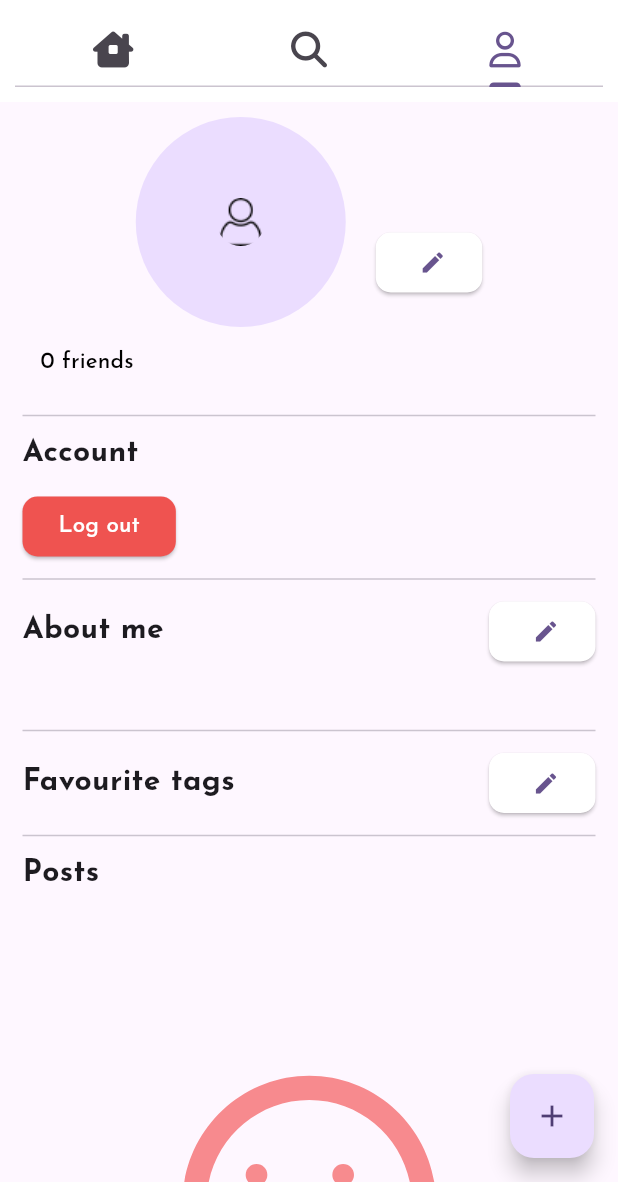
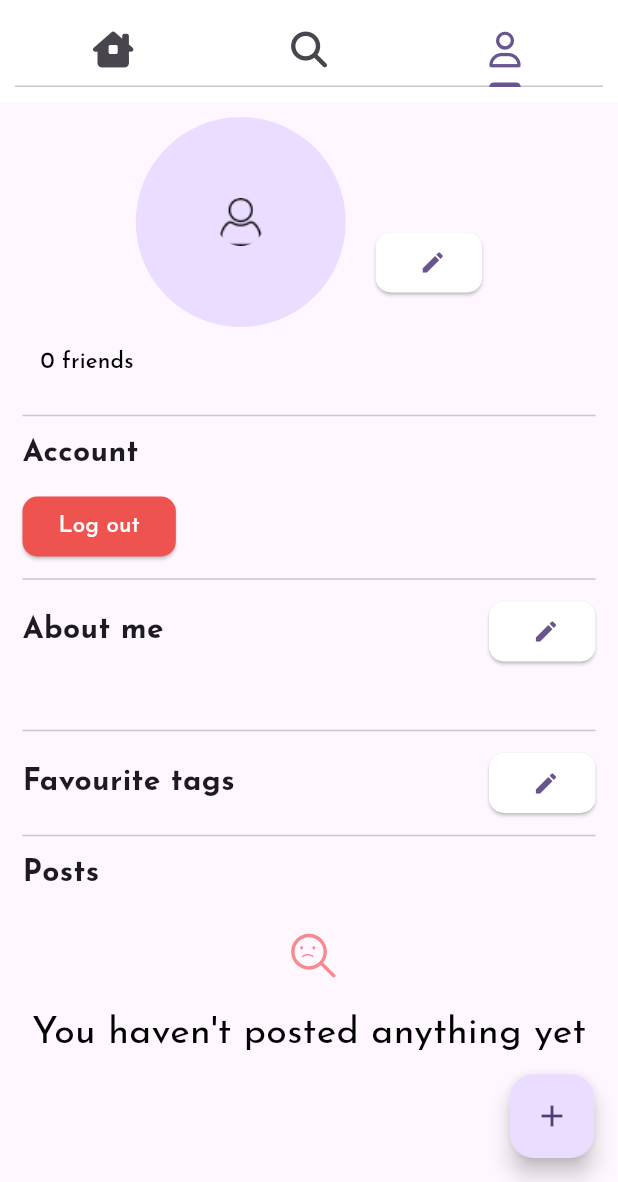
Before and after one commit to AyanDas-99/Verve, a Flutter app: the MainView screen opened directly, tab 3 chosen, on a phone screen of 412 x 824 dp, the part 54-1236 px from its top. Run offline on Flutter 3.47's test engine with Material 2 defaults, Android fonts, the phone set to English and light mode, and no system bars; our stand-ins replace chewie, cloud_firestore, firebase_auth, firebase_core, firebase_storage, flutter_hooks and 8 more; missing offline and left inert: video_thumbnail; accounts and stored records are empty; network calls fail; Roboto replaces fonts that are missing (Montez).

Commit message:
minor changes

```diff
--- a/lib/state/user_info/providers/current_user_provider.dart
+++ b/lib/state/user_info/providers/current_user_provider.dart
@@ -8,5 +8,7 @@ final currentUserProvider = Provider<UserInfoModel?>((ref) {
   final user = ref.watch(userFromIdProvider(userId));
   if (user.hasValue) {
     return user.value;
+  } else {
+    return null;
   }
 });
--- a/lib/views/components/user_profile_view.dart
+++ b/lib/views/components/user_profile_view.dart
@@ -11,7 +11,6 @@ import 'package:verve/state/user_info/providers/user_id_provider.dart';
 import 'package:verve/state/user_info/providers/user_profile_update_provider.dart';
 import 'package:verve/state/user_info/typedefs/user_id.dart';
 import 'package:verve/views/components/animations/profile_search_loading_animation_view.dart';
-import 'package:verve/views/components/animations/search_not_found_animation_view.dart';
 import 'package:verve/views/components/animations/search_not_found_with_text_animation_view.dart';
 import 'package:verve/views/components/button.dart';
 import 'package:verve/views/components/circular_profile_photo.dart';
@@ -328,7 +327,8 @@ class UserProfileView extends ConsumerWidget {
                     height: 10,
                   ),
                   ...userPosts.when(
-                    data: (posts) => posts
+                    data: (posts) => (posts.isNotEmpty)
+                        ? posts
                             .map((post) => Padding(
                                   padding:
                                       const EdgeInsets.symmetric(vertical: 8.0),
@@ -336,9 +336,21 @@ class UserProfileView extends ConsumerWidget {
                                     post,
                                   ),
                                 ))
-                        .toList(),
-                    error: (error, stackTrace) =>
-                        [searchNotFoundAnimationView()],
+                            .toList()
+                        : [
+                            SizedBox(
+                              height: 100,
+                              child: searchNotFoundWithTextAnimationView(
+                                  text: Strings.youHaventPostedYet),
+                            )
+                          ],
+                    error: (error, stackTrace) => [
+                      SizedBox(
+                        height: 100,
+                        child: searchNotFoundWithTextAnimationView(
+                            text: Strings.youHaventPostedYet),
+                      )
+                    ],
                     loading: () => [const CircularProgressIndicator()],
                   ),
 
--- a/lib/views/constants/strings.dart
+++ b/lib/views/constants/strings.dart
@@ -54,5 +54,6 @@ class Strings {
   static String youSearchedFor = 'You searched for';
   static String encounteredAnError = 'Encountered some error';
   static String postNotFound = 'Post not found';
+  static String youHaventPostedYet = "You haven't posted anything yet";
   Strings._();
 }
```
Lines whose indentation alone changed are shown as unchanged.
